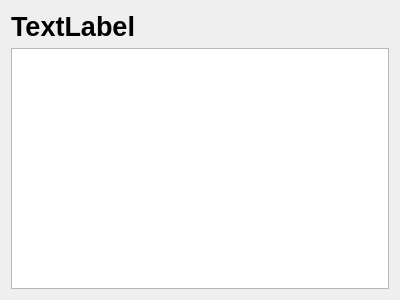
First picture: the form in recipe-book/ui/displayingredientview.ui, repository xavier-berthiaume/Recipe-Book, before the edit.
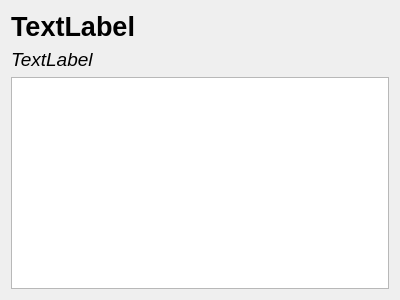
Second picture: the form after the edit.

```diff
--- a/recipe-book/ui/displayingredientview.ui
+++ b/recipe-book/ui/displayingredientview.ui
@@ -26,7 +26,20 @@
       <string notr="true"/>
      </property>
      <property name="text">
-      <string>TextLabel</string>
+      <string notr="true">TextLabel</string>
+     </property>
+    </widget>
+   </item>
+   <item>
+    <widget class="QLabel" name="creatorLabel">
+     <property name="font">
+      <font>
+       <pointsize>14</pointsize>
+       <italic>true</italic>
+      </font>
+     </property>
+     <property name="text">
+      <string notr="true">TextLabel</string>
      </property>
     </widget>
    </item>
```
Left out of the diff: 4 changed lines with no effect on the pictures.
